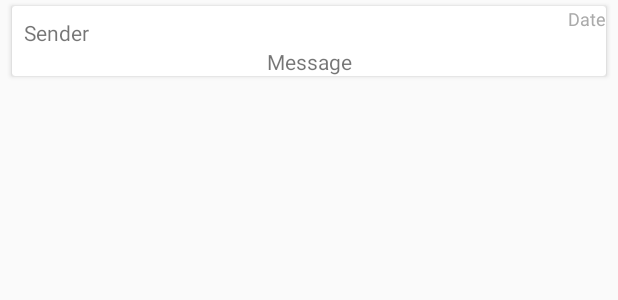
After one commit to JtheDroid/WhatsAppChatAnalyzer, an Android app: the layout view_message.xml on its own in the app's theme, with its tools: preview values and no code run, on a phone screen of 412 x 824 dp. The commit adds this screen. Shown: the top 300 px of the screen. Run offline under Robolectric (Android 15) with nearby library versions, the phone set to English and light mode, and no system bars.

Commit message:
Improve MessagesActivity by using RecyclerView
Add MessagesRecyclerViewAdapter, Remove MessageFragment
Rename fragment_message to view_message

Change some modifiers in GraphView, GraphData

```diff
--- a/app/build.gradle
+++ b/app/build.gradle
@@ -6,8 +6,8 @@ android {
         applicationId "de.jthedroid.whatsappchatanalyzer"
         minSdkVersion 23
         targetSdkVersion 28
-        versionCode 2
-        versionName "0.02"
+        versionCode 3
+        versionName "0.03"
         testInstrumentationRunner "android.support.test.runner.AndroidJUnitRunner"
     }
     buildTypes {
--- a/app/src/main/java/de/jthedroid/whatsappchatanalyzer/GraphData.java
+++ b/app/src/main/java/de/jthedroid/whatsappchatanalyzer/GraphData.java
@@ -1,9 +1,9 @@
 package de.jthedroid.whatsappchatanalyzer;
 
 class GraphData implements ChatData {
-    private float[] rawXData, rawYData;
+    final private float[] rawXData, rawYData;
     private float[] xData, yData;
-    private String[] xDesc, yDesc;
+    final private String[] xDesc, yDesc;
 
     GraphData(float[] rawXData, float[] rawYData, String[] xDesc, String[] yDesc) {
         this.rawXData = rawXData;
--- /dev/null
+++ b/app/src/main/res/layout/view_message.xml
@@ -0,0 +1,54 @@
+<FrameLayout xmlns:android="http://schemas.android.com/apk/res/android"
+    xmlns:app="http://schemas.android.com/apk/res-auto"
+    xmlns:tools="http://schemas.android.com/tools"
+    android:layout_width="match_parent"
+    android:layout_height="wrap_content">
+
+    <android.support.v7.widget.CardView
+        android:layout_width="match_parent"
+        android:layout_height="wrap_content"
+        android:layout_marginStart="8dp"
+        android:layout_marginTop="4dp"
+        android:layout_marginEnd="8dp"
+        android:layout_marginBottom="4dp">
+
+        <android.support.constraint.ConstraintLayout
+            android:layout_width="match_parent"
+            android:layout_height="match_parent">
+
+            <TextView
+                android:id="@+id/textViewSender"
+                android:layout_width="wrap_content"
+                android:layout_height="wrap_content"
+                android:layout_marginStart="8dp"
+                android:layout_marginTop="8dp"
+                app:layout_constraintStart_toStartOf="parent"
+                app:layout_constraintTop_toTopOf="parent"
+                tools:text="Sender" />
+
+            <TextView
+                android:id="@+id/textViewMessage"
+                android:layout_width="match_parent"
+                android:layout_height="match_parent"
+                android:layout_marginStart="8dp"
+                android:layout_marginEnd="8dp"
+                android:textAlignment="center"
+                app:layout_constraintEnd_toEndOf="parent"
+                app:layout_constraintStart_toStartOf="parent"
+                app:layout_constraintTop_toBottomOf="@+id/textViewSender"
+                tools:text="Message" />
+
+            <TextView
+                android:id="@+id/textViewDate"
+                android:layout_width="wrap_content"
+                android:layout_height="wrap_content"
+                android:textAppearance="@style/TextAppearance.AppCompat.Small"
+                android:textColor="@android:color/darker_gray"
+                android:textSize="12sp"
+                app:layout_constraintEnd_toEndOf="parent"
+                app:layout_constraintTop_toTopOf="parent"
+                tools:text="Date" />
+        </android.support.constraint.ConstraintLayout>
+    </android.support.v7.widget.CardView>
+
+</FrameLayout>
```
Also changed, not shown: app/src/main/java/de/jthedroid/whatsappchatanalyzer/GraphView.java (+5 -5 lines), app/src/main/java/de/jthedroid/whatsappchatanalyzer/MessageFragment.java (deleted, +0 -46 lines), app/src/main/java/de/jthedroid/whatsappchatanalyzer/MessagesActivity.java (+10 -14 lines), app/src/main/java/de/jthedroid/whatsappchatanalyzer/MessagesRecyclerViewAdapter.java (added, +59 -0 lines), app/src/main/res/layout/activity_messages.xml (+5 -19 lines), app/src/main/res/layout/fragment_message.xml (deleted, +0 -20 lines).
